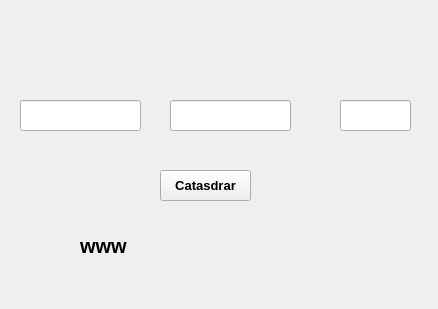
Before: the Qt Designer form user.ui in Pindoba/Comanda-pre, drawn with Qt 5.
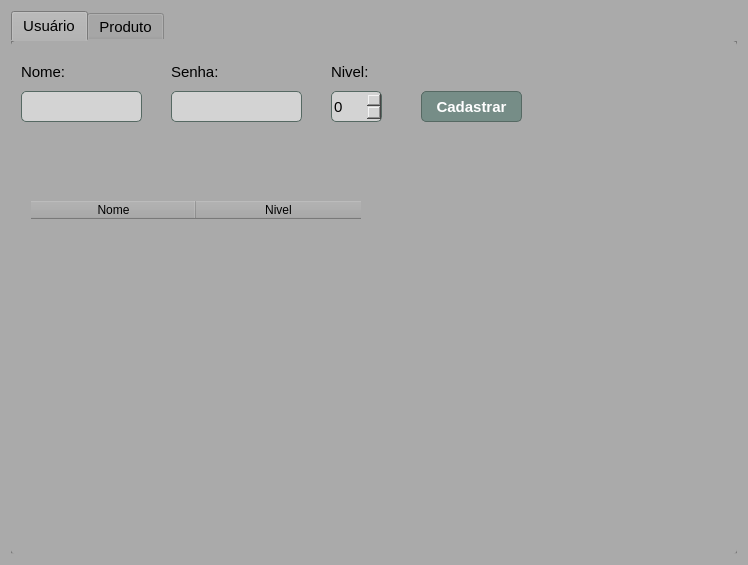
After: the same form once the commit is applied.

Commit message: cadastro de produtos e outros bugs

```diff
--- a/user.ui
+++ b/user.ui
@@ -6,83 +6,458 @@
    <rect>
     <x>0</x>
     <y>0</y>
-    <width>438</width>
-    <height>309</height>
+    <width>748</width>
+    <height>565</height>
    </rect>
   </property>
   <property name="windowTitle">
    <string>Form</string>
   </property>
-  <widget class="QLabel" name="label">
-   <property name="geometry">
-    <rect>
-     <x>80</x>
-     <y>210</y>
-     <width>271</width>
-     <height>71</height>
-    </rect>
-   </property>
-   <property name="font">
-    <font>
-     <pointsize>15</pointsize>
-     <weight>75</weight>
-     <bold>true</bold>
-    </font>
-   </property>
-   <property name="text">
-    <string>www</string>
-   </property>
-  </widget>
-  <widget class="QPushButton" name="pushButton">
-   <property name="geometry">
-    <rect>
-     <x>160</x>
-     <y>170</y>
-     <width>91</width>
-     <height>31</height>
-    </rect>
-   </property>
-   <property name="font">
-    <font>
-     <pointsize>10</pointsize>
-     <weight>75</weight>
-     <bold>true</bold>
-    </font>
-   </property>
-   <property name="text">
-    <string>Catasdrar</string>
-   </property>
-  </widget>
-  <widget class="QLineEdit" name="lineEdit">
-   <property name="geometry">
-    <rect>
-     <x>20</x>
-     <y>100</y>
-     <width>121</width>
-     <height>31</height>
-    </rect>
-   </property>
-  </widget>
-  <widget class="QLineEdit" name="lineEdit_2">
-   <property name="geometry">
-    <rect>
-     <x>170</x>
-     <y>100</y>
-     <width>121</width>
-     <height>31</height>
-    </rect>
-   </property>
-  </widget>
-  <widget class="QLineEdit" name="lineEdit_3">
-   <property name="geometry">
-    <rect>
-     <x>340</x>
-     <y>100</y>
-     <width>71</width>
-     <height>31</height>
-    </rect>
-   </property>
-  </widget>
+  <property name="styleSheet">
+   <string notr="true">background-color: rgb(170, 170, 170);
+
+border-radius:5px;
+border:0px solid #566963;</string>
+  </property>
+  <layout class="QHBoxLayout" name="horizontalLayout">
+   <item>
+    <widget class="QTabWidget" name="tabWidget">
+     <property name="font">
+      <font>
+       <pointsize>11</pointsize>
+      </font>
+     </property>
+     <property name="styleSheet">
+      <string notr="true">background-color: rgb(170, 170, 170);
+
+border-radius:5px;
+border:0px solid #566963;</string>
+     </property>
+     <property name="currentIndex">
+      <number>0</number>
+     </property>
+     <widget class="QWidget" name="tab">
+      <attribute name="title">
+       <string>Usuário</string>
+      </attribute>
+      <widget class="QLabel" name="label">
+       <property name="geometry">
+        <rect>
+         <x>10</x>
+         <y>80</y>
+         <width>271</width>
+         <height>31</height>
+        </rect>
+       </property>
+       <property name="font">
+        <font>
+         <pointsize>12</pointsize>
+         <weight>50</weight>
+         <bold>false</bold>
+        </font>
+       </property>
+       <property name="styleSheet">
+        <string notr="true">color: rgb(0, 170, 0);</string>
+       </property>
+       <property name="text">
+        <string/>
+       </property>
+      </widget>
+      <widget class="QLineEdit" name="lineEdit">
+       <property name="geometry">
+        <rect>
+         <x>10</x>
+         <y>50</y>
+         <width>121</width>
+         <height>31</height>
+        </rect>
+       </property>
+       <property name="styleSheet">
+        <string notr="true">background-color: rgb(211, 211, 211);
+border-radius:5px;
+border:1px solid #566963;</string>
+       </property>
+      </widget>
+      <widget class="QLineEdit" name="lineEdit_2">
+       <property name="geometry">
+        <rect>
+         <x>160</x>
+         <y>50</y>
+         <width>131</width>
+         <height>31</height>
+        </rect>
+       </property>
+       <property name="styleSheet">
+        <string notr="true">background-color: rgb(211, 211, 211);
+border-radius:5px;
+border:1px solid #566963;</string>
+       </property>
+       <property name="echoMode">
+        <enum>QLineEdit::Password</enum>
+       </property>
+      </widget>
+      <widget class="QPushButton" name="pushButton">
+       <property name="geometry">
+        <rect>
+         <x>410</x>
+         <y>50</y>
+         <width>101</width>
+         <height>31</height>
+        </rect>
+       </property>
+       <property name="font">
+        <font>
+         <family>Arial</family>
+         <pointsize>-1</pointsize>
+         <weight>75</weight>
+         <bold>true</bold>
+         <underline>false</underline>
+         <strikeout>false</strikeout>
+        </font>
+       </property>
+       <property name="styleSheet">
+        <string notr="true">QPushButton {
+	box-shadow:inset 0px 1px 3px 0px #91b8b3;
+	background:linear-gradient(to bottom, #768d87 5%, #6c7c7c 100%);
+	background-color:#768d87;
+	border-radius:5px;
+	border:1px solid #566963;
+	display:inline-block;
+	cursor:pointer;
+	color:#ffffff;
+	font-family:Arial;
+	font-size:15px;
+	font-weight:bold;
+	
+	text-decoration:none;
+	text-shadow:0px -1px 0px #2b665e;
+}
+QPushButton:hover {
+	background:linear-gradient(to bottom, #6c7c7c 5%, #768d87 100%);
+	background-color:#6c7c7c;
+}
+QPushButton:active {
+	position:relative;
+	top:1px;
+}
+</string>
+       </property>
+       <property name="text">
+        <string>Cadastrar</string>
+       </property>
+      </widget>
+      <widget class="QLabel" name="label_2">
+       <property name="geometry">
+        <rect>
+         <x>320</x>
+         <y>20</y>
+         <width>51</width>
+         <height>21</height>
+        </rect>
+       </property>
+       <property name="font">
+        <font>
+         <pointsize>11</pointsize>
+        </font>
+       </property>
+       <property name="text">
+        <string>Nivel:</string>
+       </property>
+      </widget>
+      <widget class="QSpinBox" name="spinBox">
+       <property name="geometry">
+        <rect>
+         <x>320</x>
+         <y>50</y>
+         <width>51</width>
+         <height>31</height>
+        </rect>
+       </property>
+       <property name="font">
+        <font>
+         <pointsize>11</pointsize>
+        </font>
+       </property>
+       <property name="styleSheet">
+        <string notr="true">background-color: rgb(211, 211, 211);
+border-radius:5px;
+border:1px solid #566963;</string>
+       </property>
+       <property name="minimum">
+        <number>0</number>
+       </property>
+       <property name="maximum">
+        <number>3</number>
+       </property>
+      </widget>
+      <widget class="QLabel" name="label_3">
+       <property name="geometry">
+        <rect>
+         <x>10</x>
+         <y>20</y>
+         <width>51</width>
+         <height>21</height>
+        </rect>
+       </property>
+       <property name="font">
+        <font>
+         <pointsize>11</pointsize>
+        </font>
+       </property>
+       <property name="text">
+        <string>Nome:</string>
+       </property>
+      </widget>
+      <widget class="QLabel" name="label_7">
+       <property name="geometry">
+        <rect>
+         <x>160</x>
+         <y>20</y>
+         <width>51</width>
+         <height>21</height>
+        </rect>
+       </property>
+       <property name="font">
+        <font>
+         <pointsize>11</pointsize>
+        </font>
+       </property>
+       <property name="text">
+        <string>Senha:</string>
+       </property>
+      </widget>
+      <widget class="QTableWidget" name="tableWidget">
+       <property name="geometry">
+        <rect>
+         <x>20</x>
+         <y>160</y>
+         <width>341</width>
+         <height>341</height>
+        </rect>
+       </property>
+       <attribute name="horizontalHeaderDefaultSectionSize">
+        <number>165</number>
+       </attribute>
+       <column>
+        <property name="text">
+         <string>Nome</string>
+        </property>
+       </column>
+       <column>
+        <property name="text">
+         <string>Nivel</string>
+        </property>
+       </column>
+      </widget>
+     </widget>
+     <widget class="QWidget" name="tab_2">
+      <attribute name="title">
+       <string>Produto</string>
+      </attribute>
+      <widget class="QLineEdit" name="lineEdit_4">
+       <property name="geometry">
+        <rect>
+         <x>10</x>
+         <y>40</y>
+         <width>161</width>
+         <height>31</height>
+        </rect>
+       </property>
+       <property name="styleSheet">
+        <string notr="true">background-color: rgb(211, 211, 211);
+border-radius:5px;
+border:1px solid #566963;</string>
+       </property>
+      </widget>
+      <widget class="QLineEdit" name="lineEdit_5">
+       <property name="geometry">
+        <rect>
+         <x>200</x>
+         <y>40</y>
+         <width>251</width>
+         <height>31</height>
+        </rect>
+       </property>
+       <property name="styleSheet">
+        <string notr="true">background-color: rgb(211, 211, 211);
+border-radius:5px;
+border:1px solid #566963;</string>
+       </property>
+      </widget>
+      <widget class="QLineEdit" name="lineEdit_6">
+       <property name="geometry">
+        <rect>
+         <x>470</x>
+         <y>40</y>
+         <width>121</width>
+         <height>31</height>
+        </rect>
+       </property>
+       <property name="styleSheet">
+        <string notr="true">background-color: rgb(211, 211, 211);
+border-radius:5px;
+border:1px solid #566963;</string>
+       </property>
+      </widget>
+      <widget class="QLabel" name="label_8">
+       <property name="geometry">
+        <rect>
+         <x>10</x>
+         <y>10</y>
+         <width>51</width>
+         <height>21</height>
+        </rect>
+       </property>
+       <property name="font">
+        <font>
+         <pointsize>11</pointsize>
+        </font>
+       </property>
+       <property name="text">
+        <string>Codigo:</string>
+       </property>
+      </widget>
+      <widget class="QLabel" name="label_9">
+       <property name="geometry">
+        <rect>
+         <x>200</x>
+         <y>10</y>
+         <width>61</width>
+         <height>21</height>
+        </rect>
+       </property>
+       <property name="font">
+        <font>
+         <pointsize>11</pointsize>
+        </font>
+       </property>
+       <property name="text">
+        <string>Produto:</string>
+       </property>
+      </widget>
+      <widget class="QLabel" name="label_10">
+       <property name="geometry">
+        <rect>
+         <x>470</x>
+         <y>10</y>
+         <width>51</width>
+         <height>21</height>
+        </rect>
+       </property>
+       <property name="font">
+        <font>
+         <pointsize>11</pointsize>
+        </font>
+       </property>
+       <property name="text">
+        <string>Preço:</string>
+       </property>
+      </widget>
+      <widget class="QTableWidget" name="tableWidget_2">
+       <property name="geometry">
+        <rect>
+         <x>20</x>
+         <y>160</y>
+         <width>671</width>
+         <height>341</height>
+        </rect>
+       </property>
+       <attribute name="horizontalHeaderDefaultSectionSize">
+        <number>217</number>
+       </attribute>
+       <column>
+        <property name="text">
+         <string>Codigo</string>
+        </property>
+       </column>
+       <column>
+        <property name="text">
+         <string>Produto</string>
+        </property>
+       </column>
+       <column>
+        <property name="text">
+         <string>Preço</string>
+        </property>
+       </column>
+      </widget>
+      <widget class="QPushButton" name="pushButton_3">
+       <property name="geometry">
+        <rect>
+         <x>20</x>
+         <y>110</y>
+         <width>101</width>
+         <height>31</height>
+        </rect>
+       </property>
+       <property name="font">
+        <font>
+         <family>Arial</family>
+         <pointsize>-1</pointsize>
+         <weight>75</weight>
+         <bold>true</bold>
+         <underline>false</underline>
+         <strikeout>false</strikeout>
+        </font>
+       </property>
+       <property name="styleSheet">
+        <string notr="true">QPushButton {
+	box-shadow:inset 0px 1px 3px 0px #91b8b3;
+	background:linear-gradient(to bottom, #768d87 5%, #6c7c7c 100%);
+	background-color:#768d87;
+	border-radius:5px;
+	border:1px solid #566963;
+	display:inline-block;
+	cursor:pointer;
+	color:#ffffff;
+	font-family:Arial;
+	font-size:15px;
+	font-weight:bold;
+	
+	text-decoration:none;
+	text-shadow:0px -1px 0px #2b665e;
+}
+QPushButton:hover {
+	background:linear-gradient(to bottom, #6c7c7c 5%, #768d87 100%);
+	background-color:#6c7c7c;
+}
+QPushButton:active {
+	position:relative;
+	top:1px;
+}
+</string>
+       </property>
+       <property name="text">
+        <string>Cadastrar</string>
+       </property>
+      </widget>
+      <widget class="QLabel" name="label_11">
+       <property name="geometry">
+        <rect>
+         <x>220</x>
+         <y>80</y>
+         <width>271</width>
+         <height>21</height>
+        </rect>
+       </property>
+       <property name="font">
+        <font>
+         <pointsize>12</pointsize>
+         <weight>50</weight>
+         <bold>false</bold>
+        </font>
+       </property>
+       <property name="styleSheet">
+        <string notr="true">color: rgb(0, 170, 0);</string>
+       </property>
+       <property name="text">
+        <string/>
+       </property>
+      </widget>
+     </widget>
+    </widget>
+   </item>
+  </layout>
  </widget>
  <resources/>
  <connections/>
```
The commit also changes 5 other files.
